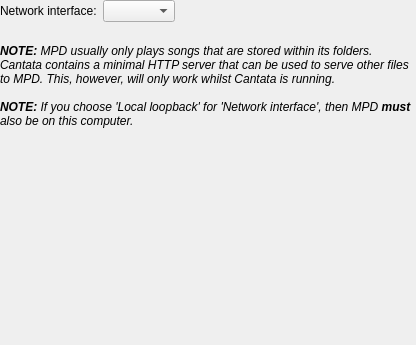
CDrummond/cantata, file http/httpserversettings.ui: the form before one commit.
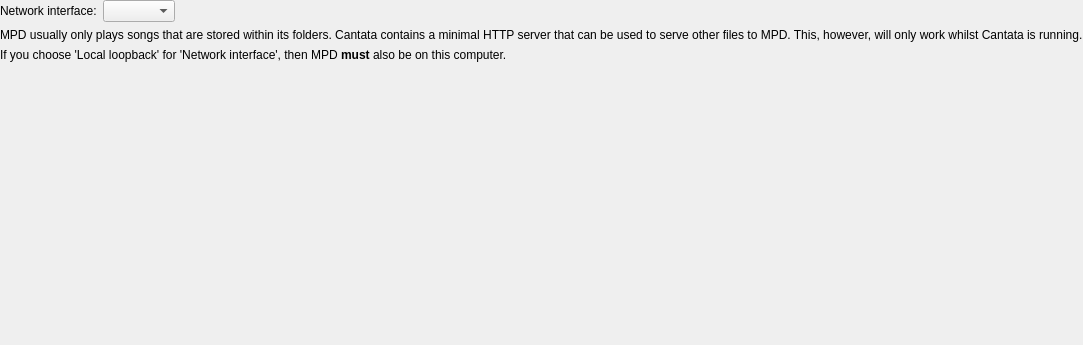
The form after the commit. Custom widgets are drawn as their Qt base class.

Commit message: Add note-label classes to ensure consistency

Diff of the .ui file:
```diff
--- a/http/httpserversettings.ui
+++ b/http/httpserversettings.ui
@@ -35,32 +35,16 @@
     </layout>
    </item>
    <item>
-    <spacer name="verticalSpacer_2">
-     <property name="orientation">
-      <enum>Qt::Vertical</enum>
+    <widget class="NoteLabel" name="label_4">
+     <property name="text">
+      <string>MPD usually only plays songs that are stored within its folders. Cantata contains a minimal HTTP server that can be used to serve other files to MPD. This, however, will only work whilst Cantata is running.</string>
      </property>
-     <property name="sizeType">
-      <enum>QSizePolicy::Fixed</enum>
-     </property>
-     <property name="sizeHint" stdset="0">
-      <size>
-       <width>20</width>
-       <height>16</height>
-      </size>
-     </property>
-    </spacer>
+    </widget>
    </item>
    <item>
-    <widget class="QLabel" name="label_4">
+    <widget class="NoteLabel" name="label_4b">
      <property name="text">
-      <string>&lt;i&gt;&lt;b&gt;NOTE:&lt;/b&gt; MPD usually only plays songs that are stored within its folders. Cantata contains a minimal HTTP server that can be used to serve other files to MPD. This, however, will only work whilst Cantata is running.&lt;br/&gt;&lt;br/&gt;
-&lt;b&gt;NOTE:&lt;/b&gt; If you choose 'Local loopback' for 'Network interface', then MPD &lt;b&gt;must&lt;/b&gt; also be on this computer.&lt;/i&gt;</string>
-     </property>
-     <property name="wordWrap">
-      <bool>true</bool>
-     </property>
-     <property name="textInteractionFlags">
-      <set>Qt::NoTextInteraction</set>
+      <string>If you choose 'Local loopback' for 'Network interface', then MPD &lt;b&gt;must&lt;/b&gt; also be on this computer.</string>
      </property>
     </widget>
    </item>
@@ -85,6 +69,11 @@
    <extends>QLabel</extends>
    <header>support/buddylabel.h</header>
   </customwidget>
+  <customwidget>
+   <class>NoteLabel</class>
+   <extends>QLabel</extends>
+   <header>widgets/notelabel.h</header>
+  </customwidget>
  </customwidgets>
  <tabstops/>
  <resources/>
```
The commit also changes 24 other files.
